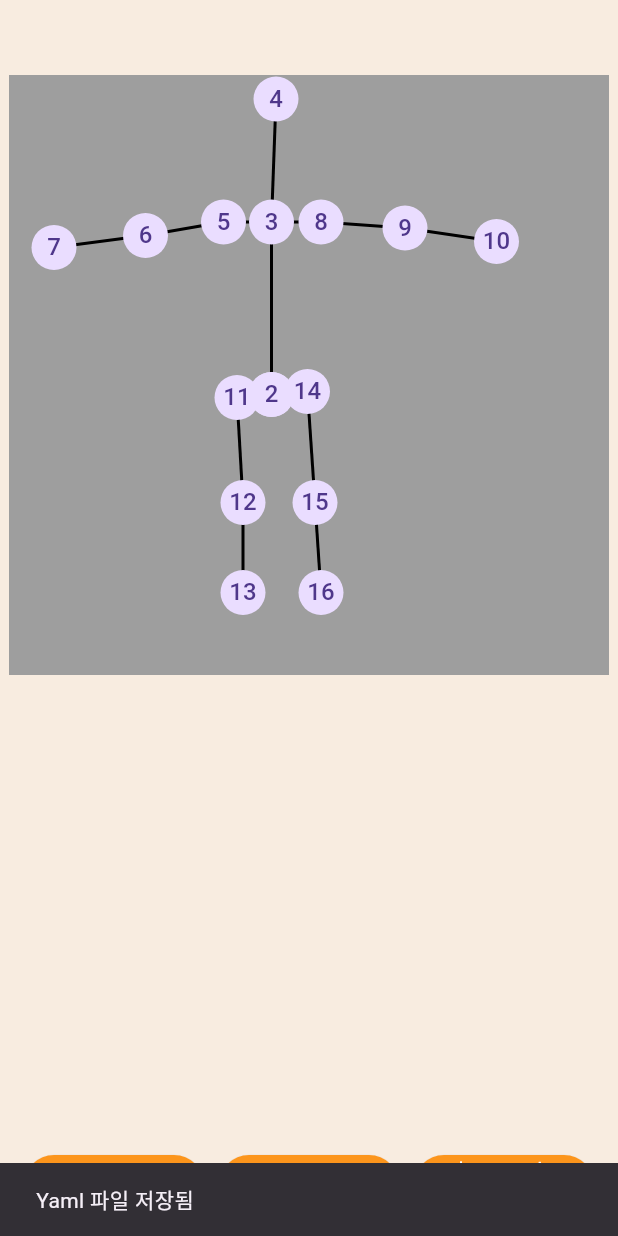
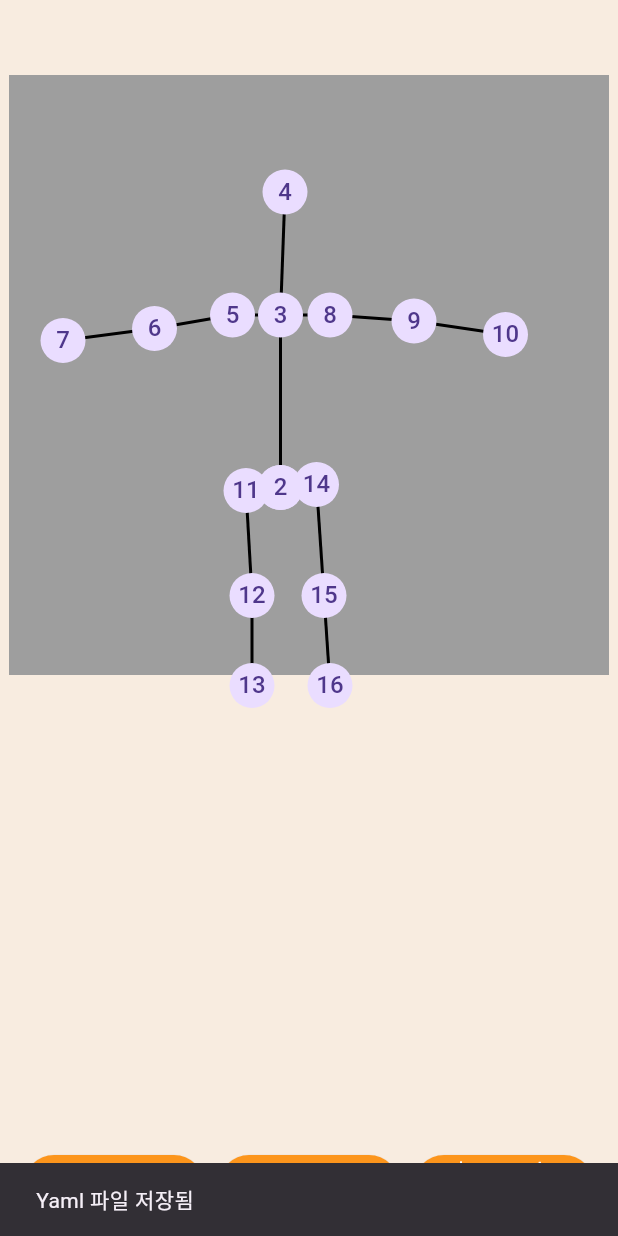
Before and after one commit to mjw-0111/Greedot-frontend, a Flutter app: the SkeletonCanvas widget shown alone on an empty page, opened directly, item 2 of the bottom bar chosen, on a phone screen of 412 x 824 dp. Run offline on Flutter 3.47's test engine with Material 3 defaults, Android fonts, the phone set to English and light mode, and no system bars; our stand-ins replace carousel_slider, flip_card, flutter_spinkit, flutter_svg, image_picker, smooth_page_indicator; network calls fail.

Commit message:
refactor : riggin part/arrange skeleton

```diff
--- a/lib/screen/rigging/drawSkeleton.dart
+++ b/lib/screen/rigging/drawSkeleton.dart
@@ -7,9 +7,8 @@ import 'package:projectfront/widget/design/settingColor.dart';
 import '../../structure/structure.dart';
 import '../../structure/structureInit.dart';
 import '../../widget/design/basicButtons.dart';
+import './drawSkeletonNavi.dart';
 
-//global var
-double radiusDragBut = 15.0;
 
 class SkeletonCanvas extends StatefulWidget {
   @override
@@ -24,23 +23,27 @@ class _SkeletonCanvasState extends State<SkeletonCanvas> {
   double offsetY = 0.0;
   double preX = 0.0;
   double preY = 0.0;
+  double radiusDragBut = 15.0;
 
   bool trigger = false;
   bool _initState = true;
 
   late double moveX, moveY, newPosX, newPosY;
 
-  // TODO 이부분 수정해야함 값 받아오는게 곤란하군
   // segment 단계에서 resizing이 들어가기 때문에 고정값
-  double imageWidth = 350;
-  double imageHeight = 350;
+  double imageWidth = 400;
+  double imageHeight = 400;
+
+  double conSizeX = 400;
+  double conSizeY = 400;
+
 
   @override
   Widget build(BuildContext context) {
-    // if (importedImage != Null) {
-    //   imageWidth = Image.file(File(importedImage!.path)).width!;
-    //   imageHeight = Image.file(File(importedImage!.path)).height!;
-    // }
+    final screenSize = MediaQuery.of(context).size;
+    final arrangeCenterX = screenSize.width / 2 - conSizeX/2;
+    final arrangeCenterY = screenSize.height / 2 - conSizeY/2 - 150; // todo 150 으로 하드 코딩한 부분 해결하는 로직 고민
+
     return Container(
       color: colorMainBG_greedot,
       child: Stack(
@@ -48,94 +51,36 @@ class _SkeletonCanvasState extends State<SkeletonCanvas> {
           Container(
             alignment: Alignment.topCenter,
             padding: EdgeInsets.only(top: 50),
-            decoration: BoxDecoration(
-              color: colorMainBG_greedot, // 배경 색상 추가
-            ),
             child: _buildPhotoArea(importedImage),
           ),
           Positioned.fill(
             child: CustomPaint(
-              painter: LinePainter(positions),
+              painter: LinePainter(positions, arrangeCenterX ,arrangeCenterY, radiusDragBut),
             ),
           ),
-          Align(
-            alignment: Alignment.bottomCenter,
-            child: Padding(
-              padding: const EdgeInsets.all(10.0),
-              child: Row(
-                mainAxisSize: MainAxisSize.min,
-                crossAxisAlignment: CrossAxisAlignment.end,
-                children: <Widget>[
-                  EleButton_greedot(
-                    height: 40, // 높이 설정
-                    width: 120, // 너비 설정
-                    additionalFunc: () {
-                      for (var node in skeletonInfo) {
-                        print(
-                            '${node.fromJoint} = (${node.point.dx}, ${node.point.dy})');
-                      }
-                    },
-                    buttonText: '좌표 출력',
-                  ),
-                  SizedBox(width: 10),
-                  EleButton_greedot(
-                    height: 40,
-                    width: 120,
-                    additionalFunc: () async {
-                      await writeNodesToYaml(
-                          skeletonInfo, imageWidth!, imageHeight!);
-                      ScaffoldMessenger.of(context)
-                          .showSnackBar(SnackBar(content: Text('Yaml 파일 저장됨')));
-                    },
-                    buttonText: 'Yaml 저장',
-                  ),
-                  SizedBox(width: 10),
-                  EleButton_greedot(
-                    height: 40,
-                    width: 120,
-                    gotoScene: () => SkeletonCanvas(),
-                    buttonText: '홈으로 가기',
-                  ),
-                ],
-              ),
-            ),
-          ),
-          SizedBox(height:50),
+          drawSkeletonNavi(context , imageWidth,imageHeight), //버튼
           // Draggable buttons
           ...List.generate(skeletonInfo.length, (index) {
-            //List.generate 버튼 수 만큼의 리스트를 생성
             return Positioned(
-              // Positioned 위젯 반환
-              left: skeletonInfo[index].point.dx,
-              top: skeletonInfo[index]
-                  .point
-                  .dy, // 버튼 좌표 skeletonInfo 안의 point로 설정
+              left: skeletonInfo[index].point.dx + arrangeCenterX ,
+              top: skeletonInfo[index].point.dy + arrangeCenterY, // 버튼 좌표 skeletonInfo 안의 point로 설정
               child: Draggable(
                 // 드래그 할 수 있는 요소 생성
-                feedback: _buildDraggableCircle(index), // 드래그 중 보여지는 위젯을 정의
-                onDragStarted:
-                    () {}, // onDragStarted 드래그 시작시 실행할 함수를 정의 여기선 정의 안 함
+                feedback: _buildDraggableCircle(index),
                 onDragUpdate: (updateDragDetails) {
-                  // 드래그가 업데이트될 때마다 호출
                   if (_initState) {
                     moveX = updateDragDetails.localPosition.dx -
                         skeletonInfo[index].point.dx;
                     moveY = updateDragDetails.localPosition.dy -
-                        skeletonInfo[index]
-                            .point
-                            .dy; // moveX, moveY 시작위치와 현재위치의 차이 구함
+                        skeletonInfo[index].point.dy;// moveX, moveY 시작위치와 현재위치의 차이 구함
                     _initState = false;
                   }
                   newPosX = updateDragDetails.localPosition.dx - moveX;
-                  newPosY =
-                      updateDragDetails.localPosition.dy - moveY; // 새로운 위치 계산
-                  // positions[index] = Offset(newPosX, newPosY);
+                  newPosY = updateDragDetails.localPosition.dy - moveY; // 새로운 위치 계산
 
-                  if (newPosX >= 0 &&
-                      newPosX <= imageWidth &&
-                      newPosY >= 0 &&
-                      newPosY <= imageHeight)
+                  if (newPosX >= 0 && newPosX <= imageWidth && newPosY >= 0 && newPosY <= imageHeight) {
                     _onDrag(index, Offset(newPosX, newPosY));
+                  }
                 },
                 onDragEnd: (endDragDetails) {
                   _initState = true;
@@ -155,43 +100,10 @@ class _SkeletonCanvasState extends State<SkeletonCanvas> {
       child: CircleAvatar(radius: radiusDragBut, child: Text('${index + 1}')),
     );
   }
-
-  Future<File> writeNodesToYaml(
-      List<Joint> nodes, double width, double height) async {
-    final directory = await getApplicationDocumentsDirectory();
-    final dir = Directory(directory.path);
-    if (!await dir.exists()) {
-      await dir.create(recursive: true);
-    }
-    final file = File('${dir.path}/skeleton.yaml');
-
-    // YAML 형식 문자열 생성
-    String yaml = 'height: ${height.toInt()}\nskeleton:\n';
-    for (var node in nodes) {
-      yaml +=
-          '- loc:\n  - ${node.point.dx.toInt()}\n  - ${node.point.dy.toInt()}\n';
-      yaml += '  name: ${node.fromJoint}\n';
-      yaml += '  parent: ${node.toJoint ?? 'null'}\n';
-    }
-    yaml += 'width: ${width.toInt()}';
-
-    print(directory);
-    return file.writeAsString(yaml);
-  }
-
-  void onSaveYamlPressed() async {
-    try {
-      await writeNodesToYaml(skeletonInfo, 333, 392); // 이미지의 너비와 높이를 인자로 전달
-      print('YAML 저장 완료');
-    } catch (e) {
-      print('YAML 저장 실패: $e');
-    }
-  }
-
   void _onDrag(int index, Offset offset) {
     // 드래그 위치가 이미지 영역 내에 있는지 확인
-    bool withinWidthBounds = offset.dx >= 0 && offset.dx <= imageWidth!;
-    bool withinHeightBounds = offset.dy >= 0 && offset.dy <= imageHeight!;
+    bool withinWidthBounds = offset.dx >= 0 && offset.dx <= imageWidth;
+    bool withinHeightBounds = offset.dy >= 0 && offset.dy <= imageHeight;
 
     // 조건을 만족하면 상태 업데이트
     if (withinWidthBounds && withinHeightBounds) {
@@ -200,26 +112,30 @@ class _SkeletonCanvasState extends State<SkeletonCanvas> {
       });
     }
   }
-
   Widget _buildPhotoArea(image) {
-    return image != null
-        ? Container(
-            width: 400,
-            height: 400,
+    if (image != null) {
+      return Container(
+            width: conSizeX,
+            height: conSizeY,
             child: Image.file(File(image!.path)), //가져온 이미지를 화면에 띄워주는 코드
-          )
-        : Container(
-            width: 400,
-            height: 400,
+          );
+    } else {
+      return Container(
+            width: conSizeX,
+            height: conSizeY,
             color: Colors.grey,
           );
+    }
   }
 }
 
 class LinePainter extends CustomPainter {
   final List<Offset> positions;
+  final double arrangeCenterX;
+  final double arrangeCenterY;
+  final double radiusDragBut;
 
-  LinePainter(this.positions);
+  LinePainter(this.positions, this.arrangeCenterX, this.arrangeCenterY,this.radiusDragBut );
   @override
   void paint(Canvas canvas, Size size) {
     final paint = Paint()
@@ -233,9 +149,9 @@ class LinePainter extends CustomPainter {
         String? connectedJoint = toJ.toJoint;
         if (currentJoint == connectedJoint) {
           Offset coord1 = Offset(
-              fromJ.point.dx + radiusDragBut, fromJ.point.dy + radiusDragBut);
+              fromJ.point.dx + radiusDragBut + arrangeCenterX , fromJ.point.dy + radiusDragBut +arrangeCenterY);
           Offset coord2 = Offset(
-              toJ.point.dx + radiusDragBut, toJ.point.dy + radiusDragBut);
+              toJ.point.dx + radiusDragBut + arrangeCenterX, toJ.point.dy + radiusDragBut + arrangeCenterY);
           canvas.drawLine(coord1, coord2, paint);
         }
       }
--- /dev/null
+++ b/lib/screen/rigging/drawSkeletonNavi.dart
@@ -0,0 +1,76 @@
+import 'dart:io';
+
+import 'package:flutter/material.dart';
+import 'package:path_provider/path_provider.dart';
+
+import '../../structure/structure.dart';
+import '../../structure/structureInit.dart';
+import '../../widget/design/basicButtons.dart';
+import './drawSkeleton.dart';
+
+Align drawSkeletonNavi(BuildContext context, double imageWidth, double imageHeight) {
+  double elebutW= 120;
+  double elebutH= 40;
+  double paddingBWbut = 10;
+   return Align(
+         alignment: Alignment.bottomCenter,
+         child: Padding(
+           padding: EdgeInsets.all(paddingBWbut),
+           child: Row(
+             mainAxisSize: MainAxisSize.min,
+             crossAxisAlignment: CrossAxisAlignment.end,
+             children: <Widget>[
+               EleButton_greedot(
+                 height: elebutH, // 높이 설정
+                 width: elebutW, // 너비 설정
+                 additionalFunc: () {
+                   for (var node in skeletonInfo) {
+                     print(
+                         '${node.fromJoint} = (${node.point.dx}, ${node.point.dy})');
+                   }
+                 },
+                 buttonText: '좌표 출력',
+               ),
+               SizedBox(width: paddingBWbut),
+               EleButton_greedot(
+                 height: elebutH,
+                 width: elebutW,
+                 additionalFunc: () async {
+                   await writeNodesToYaml(
+                       skeletonInfo, imageWidth, imageHeight);
+                   ScaffoldMessenger.of(context)
+                       .showSnackBar(SnackBar(content: Text('Yaml 파일 저장됨')));
+                 },
+                 buttonText: 'Yaml 저장',
+               ),
+              SizedBox(width: paddingBWbut),
+               EleButton_greedot(
+                 height: elebutH,
+                 width: elebutW,
+                 gotoScene: () => SkeletonCanvas(),
+                 buttonText: '홈으로 가기',
+               ),
+             ],
+           ),
+         ),
+       );
+ }
+ Future<File> writeNodesToYaml(
+     List<Joint> nodes, double width, double height) async {
+   final directory = await getApplicationDocumentsDirectory();
+   final dir = Directory(directory.path);
+   if (!await dir.exists()) {
+     await dir.create(recursive: true);
+   }
+   final file = File('${dir.path}/skeleton.yaml');
+   // YAML 형식 문자열 생성
+   String yaml = 'height: ${height.toInt()}\nskeleton:\n';
+   for (var node in nodes) {
+     yaml +=
+         '- loc:\n  - ${node.point.dx.toInt()}\n  - ${node.point.dy.toInt()}\n';
+     yaml += '  name: ${node.fromJoint}\n';
+     yaml += '  parent: ${node.toJoint ?? 'null'}\n';
+   }
+   yaml += 'width: ${width.toInt()}';
+   return file.writeAsString(yaml);
+ }
--- a/lib/screen/rigging/riggingRoot.dart
+++ b/lib/screen/rigging/riggingRoot.dart
@@ -143,7 +143,6 @@ class _RiggingRootState extends State<RiggingRoot> {
                   const SizedBox(height: 35),
                   Big_EleButton_greedot(
                     additionalFunc: () => pageNavi.changePage('SkeletonCanvas'),
-                    gotoScene: () => SkeletonCanvas(),
                     buttonText: "새 AI 친구 만들기",
                   ),
                   const SizedBox(height: 15),
```
